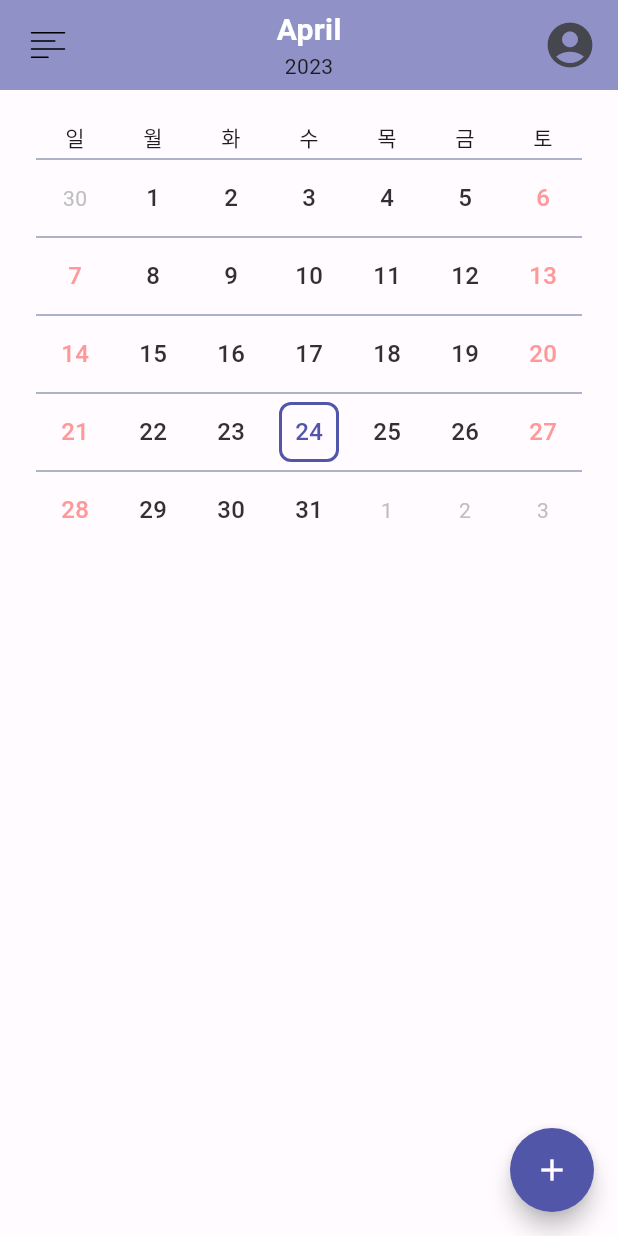
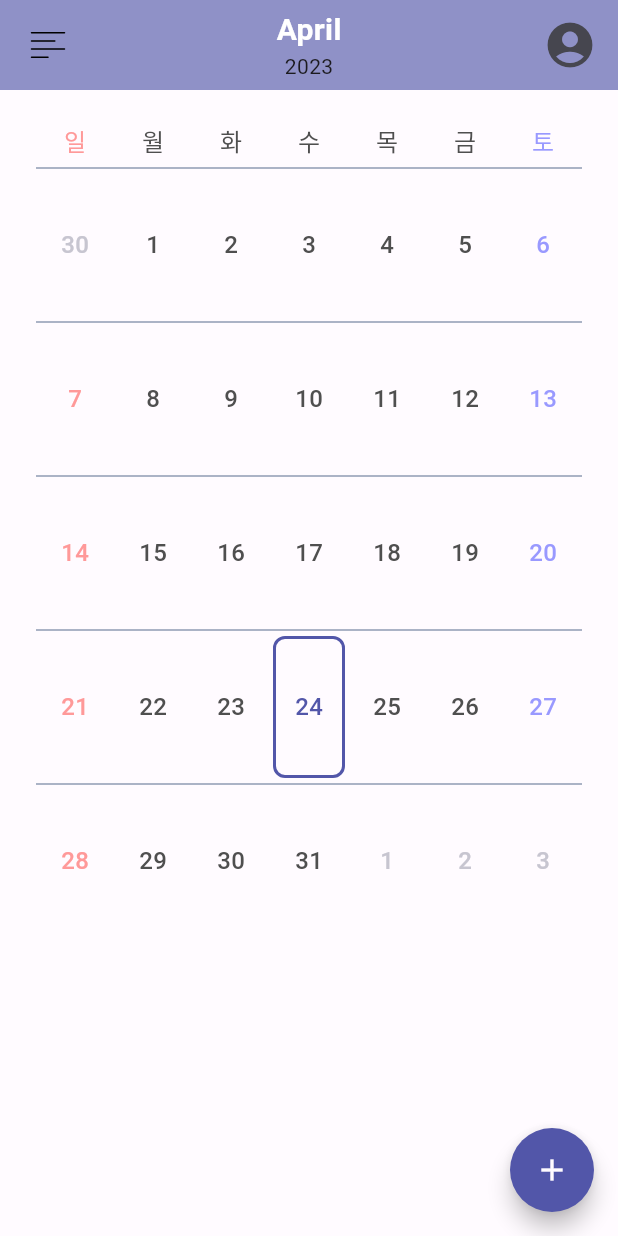
Before and after one commit to Daryu-Kim/plancation-flutter, a Flutter app: the HomeCalendarComponent screen opened directly, on a phone screen of 412 x 824 dp. Run offline on Flutter 3.47's test engine with Material 2 defaults, Android fonts, the phone set to English and light mode, and no system bars; drawn by our look-alikes of flutter_speed_dial, table_calendar; our stand-ins replace calendar_timeline, cloud_firestore, curved_navigation_bar, firebase_auth, firebase_core, firebase_storage and 9 more; missing offline and left inert: word_break_text; accounts and stored records are empty; Roboto replaces fonts that are missing (Pretendard).

Commit message:
2023-05-24 21:44 home_calendar.dart Refactoring

```diff
--- a/lib/components/calendar/calendar.dart
+++ /dev/null
@@ -1,98 +0,0 @@
-import 'dart:collection';
-
-import 'package:flutter/material.dart';
-import 'package:table_calendar/table_calendar.dart';
-import 'calendar.style.dart';
-
-class Event {
-  final DateTime date;
-  Event({required this.date});
-}
-
-class Calendar extends StatefulWidget {
-  const Calendar({super.key});
-
-  @override
-  State<Calendar> createState() => _CalendarState();
-}
-
-class _CalendarState extends State<Calendar> {
-  // CalendarController _calendarController = CalendarController();
-  // Map<DateTime, List<EventsModel>> _events;
-  DateTime _now = DateTime.now();
-  CalendarFormat _calendarFormat = CalendarFormat.month;
-  DateTime? _selectedDay;
-  List<String> days = ['_', '월', '화', '수', '목', '금', '토', '일'];
-
-  final _events = LinkedHashMap(
-    equals: isSameDay,
-  )..addAll({
-      DateTime(2022, 8, 4): Event(date: DateTime(2022, 8, 4)),
-      DateTime(2022, 8, 6): Event(date: DateTime(2022, 8, 6)),
-      DateTime(2022, 8, 7): Event(date: DateTime(2022, 8, 7)),
-      DateTime(2022, 8, 9): Event(date: DateTime(2022, 8, 9)),
-      DateTime(2022, 8, 11): Event(date: DateTime(2022, 8, 11)),
-      DateTime(2022, 8, 14): Event(date: DateTime(2022, 8, 14)),
-    });
-
-  @override
-  Widget build(BuildContext context) {
-    return TableCalendar(
-      firstDay: DateTime(_now.year, _now.month, 1),
-      lastDay: DateTime(_now.year, _now.month + 1, 0),
-      focusedDay: _now,
-      calendarFormat: _calendarFormat,
-      daysOfWeekHeight: 30,
-      headerVisible: false,
-      calendarStyle: calendarStyle(context),
-      selectedDayPredicate: (day) {
-        // Use `selectedDayPredicate` to determine which day is currently selected.
-        // If this returns true, then `day` will be marked as selected.
-
-        // Using `isSameDay` is recommended to disregard
-        // the time-part of compared DateTime objects.
-        return isSameDay(_selectedDay, day);
-      },
-      onDaySelected: (selectedDay, focusedDay) {
-        if (!isSameDay(_selectedDay, selectedDay)) {
-          // Call `setState()` when updating the selected day
-          setState(() {
-            _selectedDay = selectedDay;
-            _now = focusedDay;
-          });
-        }
-      },
-      onFormatChanged: (format) {
-        if (_calendarFormat != format) {
-          // Call `setState()` when updating calendar format
-          setState(() {
-            _calendarFormat = format;
-          });
-        }
-      },
-      onPageChanged: (focusedDay) {
-        // No need to call `setState()` here
-        _now = focusedDay;
-      },
-      calendarBuilders: CalendarBuilders(
-        dowBuilder: (context, day) {
-          return Center(child: Text(days[day.weekday]));
-        },
-        markerBuilder: (context, date, events) {
-          DateTime dateTime = DateTime(date.year, date.month, date.day);
-          if (isSameDay(dateTime, _events[date])) {
-            return Container(
-              width: MediaQuery.of(context).size.width * 0.11,
-              padding: const EdgeInsets.only(bottom: 5),
-              decoration: const BoxDecoration(
-                color: Colors.lightBlue,
-                shape: BoxShape.circle,
-              ),
-            );
-          }
-          return null;
-        },
-      ),
-    );
-  }
-}
--- a/lib/components/calendar/calendar.style.dart
+++ /dev/null
@@ -1,43 +0,0 @@
-import 'package:flutter/cupertino.dart';
-import 'package:flutter/material.dart';
-import 'package:table_calendar/table_calendar.dart';
-
-CalendarStyle calendarStyle(BuildContext context) {
-  return CalendarStyle(
-    todayDecoration: BoxDecoration(
-      shape: BoxShape.rectangle,
-      border: Border.all(
-          color: Theme.of(context).colorScheme.primary,
-          width: 2,
-          strokeAlign: BorderSide.strokeAlignInside),
-      borderRadius: const BorderRadius.all(Radius.circular(8)),
-    ),
-    todayTextStyle: TextStyle(
-        color: Theme.of(context).colorScheme.primary,
-        fontWeight: FontWeight.w500,
-        fontSize: 16),
-    tableBorder: const TableBorder(
-        horizontalInside: BorderSide(width: 1, color: Color(0xFF8F9BB3))),
-    selectedDecoration: BoxDecoration(
-      borderRadius: const BorderRadius.all(Radius.circular(8)),
-      shape: BoxShape.rectangle,
-      color: Theme.of(context).colorScheme.primary,
-    ),
-    selectedTextStyle: const TextStyle(
-        color: CupertinoColors.white,
-        fontWeight: FontWeight.w500,
-        fontSize: 16),
-    defaultDecoration: BoxDecoration(borderRadius: BorderRadius.circular(8)),
-    weekendDecoration: BoxDecoration(borderRadius: BorderRadius.circular(8)),
-    defaultTextStyle: TextStyle(
-        color: Theme.of(context).colorScheme.inverseSurface,
-        fontWeight: FontWeight.w500,
-        fontSize: 16),
-    outsideTextStyle: TextStyle(
-        color: Theme.of(context).colorScheme.outlineVariant,
-        fontWeight: FontWeight.w500,
-        fontSize: 16),
-    weekendTextStyle: const TextStyle(
-        color: Color(0xFFFF9999), fontWeight: FontWeight.w500, fontSize: 16),
-  );
-}
--- a/lib/pages/home_calendar/home_calendar.dart
+++ b/lib/pages/home_calendar/home_calendar.dart
@@ -4,10 +4,19 @@ import 'package:flutter_speed_dial/flutter_speed_dial.dart';
 import 'package:flutter_svg/flutter_svg.dart';
 import 'package:logger/logger.dart';
 import 'package:plancation/pages/home_calendar/home_calendar.style.dart';
-import '../../components/calendar/calendar.dart';
+import 'package:table_calendar/table_calendar.dart';
 
-class HomeCalendarComponent extends StatelessWidget {
+class HomeCalendarComponent extends StatefulWidget {
   const HomeCalendarComponent({super.key});
+
+  @override
+  HomeCalendarState createState() => HomeCalendarState();
+}
+
+class HomeCalendarState extends State<HomeCalendarComponent> {
+  DateTime currentDateTime = DateTime.now();
+  List<String> days = ['_', '월', '화', '수', '목', '금', '토', '일'];
+  List calendarEvents = ["asdf", "ad", "qwer", "zxcv"];
 
   void refresh() {
     print("Refresh!");
@@ -53,12 +62,64 @@ class HomeCalendarComponent extends StatelessWidget {
             ),
           ),
         ),
-        body: Container(
-          height: MediaQuery.of(context).size.height - 172,
-          padding: const EdgeInsetsDirectional.symmetric(
-              horizontal: 24, vertical: 16),
-          child: const Calendar(),
-        ),
+        body: SingleChildScrollView(
+            padding: const EdgeInsets.symmetric(vertical: 16, horizontal: 24),
+            child: SizedBox(
+              height: MediaQuery.of(context).size.height - 172,
+              child: TableCalendar(
+                firstDay: DateTime(
+                    currentDateTime.year - 1, currentDateTime.month, 1),
+                lastDay: DateTime(currentDateTime.year + 10, 12, 0),
+                focusedDay: currentDateTime,
+                headerVisible: false,
+                calendarFormat: CalendarFormat.month,
+                daysOfWeekHeight: 36,
+                rowHeight: (MediaQuery.of(context).size.height - 172 - 36) / 6,
+                calendarStyle: CalendarStyleSheet().calendarStyle(context),
+                availableGestures: AvailableGestures.horizontalSwipe,
+                onDaySelected: (selectedDay, focusedDay) {
+                  Logger().e(selectedDay);
+                },
+                calendarBuilders: CalendarBuilders(
+                  defaultBuilder: (context, day, focusedDay) {
+                    if (day.weekday == DateTime.sunday) {
+                      return Center(
+                        child: Text(day.day.toString(),
+                            style: CalendarStyleSheet().sundayTextStyle),
+                      );
+                    } else if (day.weekday == DateTime.saturday) {
+                      return Center(
+                        child: Text(day.day.toString(),
+                            style: CalendarStyleSheet().saturdayTextStyle),
+                      );
+                    } else {
+                      return Center(
+                        child: Text(day.day.toString(),
+                            style: CalendarStyleSheet().defaultTextStyle),
+                      );
+                    }
+                  },
+                  dowBuilder: (context, day) {
+                    if (day.weekday == DateTime.sunday) {
+                      return Center(
+                        child: Text(days[day.weekday],
+                            style: CalendarStyleSheet().sundayTextStyle),
+                      );
+                    } else if (day.weekday == DateTime.saturday) {
+                      return Center(
+                        child: Text(days[day.weekday],
+                            style: CalendarStyleSheet().saturdayTextStyle),
+                      );
+                    } else {
+                      return Center(
+                        child: Text(days[day.weekday],
+                            style: CalendarStyleSheet().defaultTextStyle),
+                      );
+                    }
+                  },
+                ),
+              ),
+            )),
         floatingActionButton: SpeedDial(
           backgroundColor: Theme.of(context).colorScheme.primary,
           activeChild: Icon(
--- a/lib/pages/home_calendar/home_calendar.style.dart
+++ b/lib/pages/home_calendar/home_calendar.style.dart
@@ -1,4 +1,57 @@
 import 'package:flutter/cupertino.dart';
+import 'package:flutter/material.dart';
+import 'package:table_calendar/table_calendar.dart';
+
+class CalendarStyleSheet {
+  CalendarStyle calendarStyle(BuildContext context) {
+    return CalendarStyle(
+      cellMargin: const EdgeInsets.symmetric(vertical: 4, horizontal: 2),
+      todayDecoration: BoxDecoration(
+        shape: BoxShape.rectangle,
+        border: Border.all(
+            color: Theme.of(context).colorScheme.primary,
+            width: 2,
+            strokeAlign: BorderSide.strokeAlignInside),
+        borderRadius: const BorderRadius.all(Radius.circular(8)),
+      ),
+      todayTextStyle: TextStyle(
+          color: Theme.of(context).colorScheme.primary,
+          fontWeight: FontWeight.w500,
+          fontSize: 16),
+      tableBorder: const TableBorder(
+          horizontalInside: BorderSide(width: 1, color: Color(0xFF8F9BB3))),
+      selectedDecoration: BoxDecoration(
+        borderRadius: const BorderRadius.all(Radius.circular(8)),
+        shape: BoxShape.rectangle,
+        color: Theme.of(context).colorScheme.primary,
+      ),
+      selectedTextStyle: const TextStyle(
+          color: CupertinoColors.white,
+          fontWeight: FontWeight.w500,
+          fontSize: 16),
+      defaultDecoration: BoxDecoration(borderRadius: BorderRadius.circular(8)),
+      weekendDecoration: BoxDecoration(borderRadius: BorderRadius.circular(8)),
+      defaultTextStyle: TextStyle(
+          color: Theme.of(context).colorScheme.inverseSurface,
+          fontWeight: FontWeight.w500,
+          fontSize: 16),
+      outsideTextStyle: TextStyle(
+          color: Theme.of(context).colorScheme.outlineVariant,
+          fontWeight: FontWeight.w500,
+          fontSize: 16),
+    );
+  }
+
+  TextStyle defaultTextStyle = const TextStyle(
+      color: Color(0xFF4F4F4F), fontWeight: FontWeight.w500, fontSize: 16);
+
+  TextStyle saturdayTextStyle = const TextStyle(
+      color: Color(0xFF9999FF), fontWeight: FontWeight.w500, fontSize: 16);
+
+  TextStyle sundayTextStyle = const TextStyle(
+      color: Color(0xFFFF9999), fontWeight: FontWeight.w500, fontSize: 16);
+}
+
 
 const containerTitleTextStyle = TextStyle(
     fontSize: 20,
```
